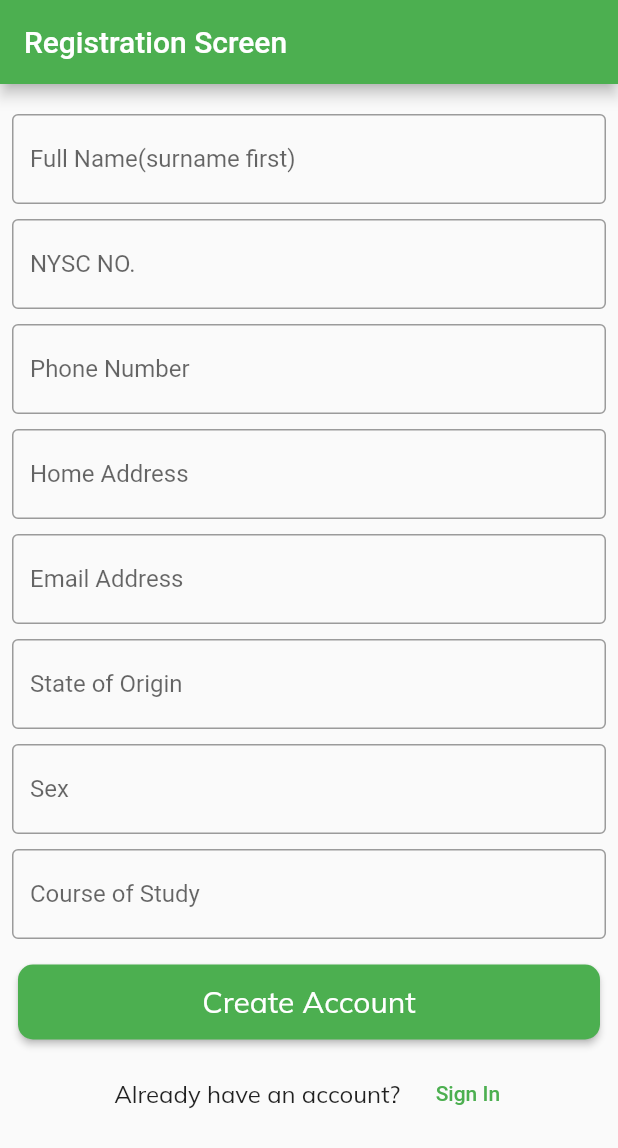
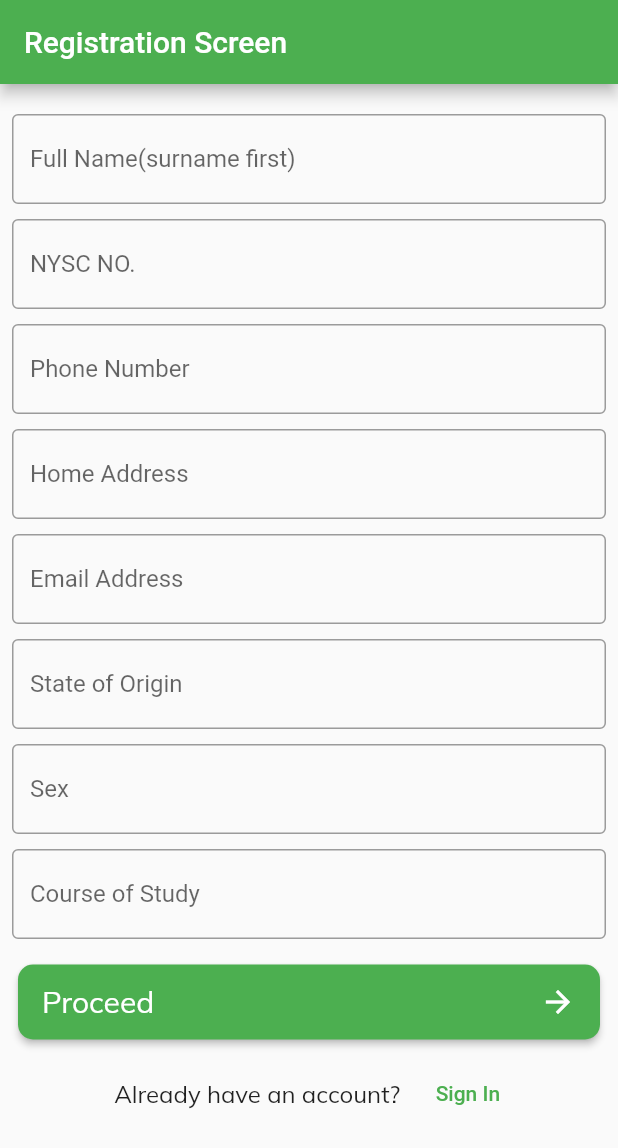
Before and after one commit to vikilinho/lsgnysc, a Flutter app: the RegistrationScreen screen opened directly, on a phone screen of 412 x 824 dp. Shown: the top 1148 px of the screen. Run offline on Flutter 3.47's test engine with Material 2 defaults, Android fonts, the phone set to English and light mode, and no system bars; our stand-ins replace google_fonts.

Commit message:
new addon

```diff
--- a/lib/pages/registrationScreen.dart
+++ b/lib/pages/registrationScreen.dart
@@ -156,12 +156,20 @@
                                       builder: (context) => NavigationScreen()),
                                 );
                               },
-                              child: Text(
-                                "Create Account",
-                                style: GoogleFonts.mulish(
-                                    color: Colors.white,
-                                    fontSize: 20,
-                                    fontWeight: FontWeight.w400),
+                              child: Row(
+                                mainAxisAlignment:
+                                    MainAxisAlignment.spaceBetween,
+                                children: [
+                                  Text(
+                                    "Proceed",
+                                    style: GoogleFonts.mulish(
+                                        color: Colors.white,
+                                        fontSize: 20,
+                                        fontWeight: FontWeight.w400),
+                                  ),
+                                  Icon(Icons.arrow_forward,
+                                      color: Colors.white),
+                                ],
                               )),
                         ),
                       ),
```
